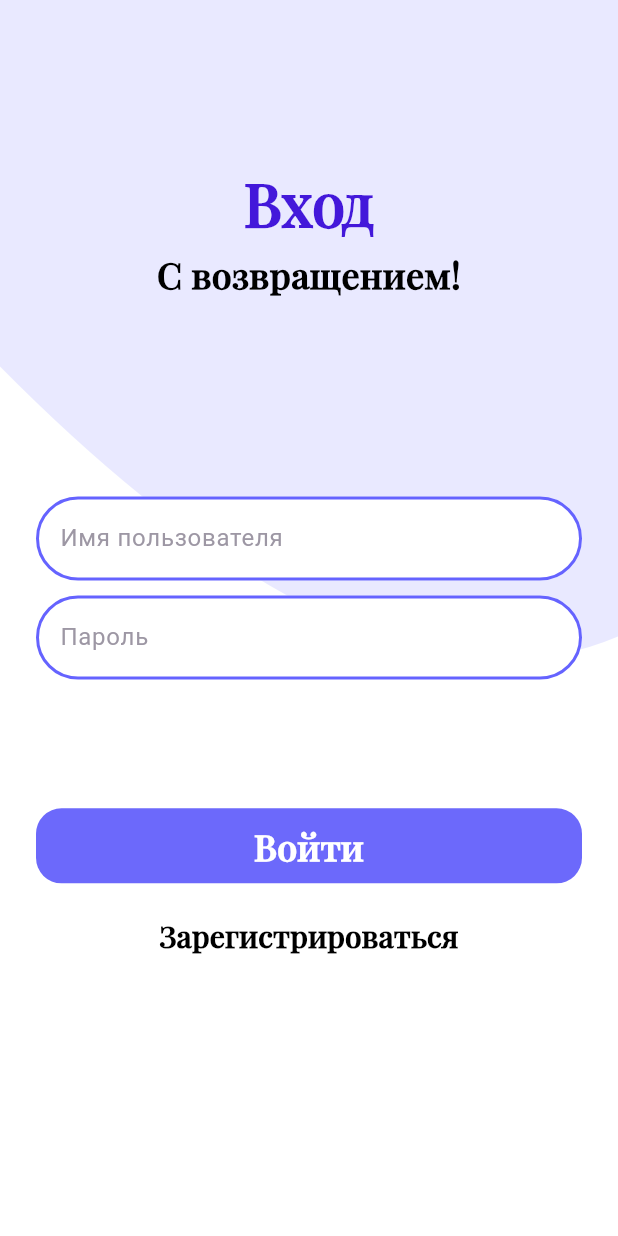
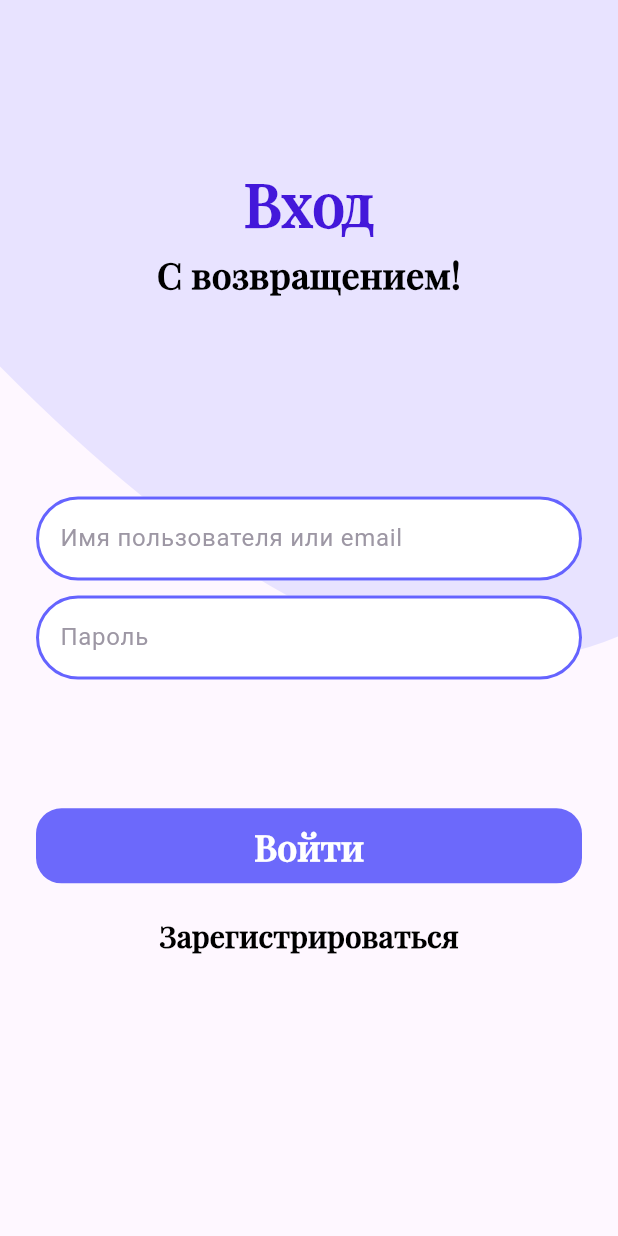
Before and after one commit to mxnmiraii/Vkatun, a Flutter app: the screen it shows after launch, after a tap on "Войти", on a phone screen of 412 x 824 dp. Run offline on Flutter 3.47's test engine with Material 3 defaults, Android fonts, the phone set to English and light mode, and no system bars; our stand-ins replace file_picker, flutter_svg, mask_text_input_formatter, shared_preferences; project files that could hold a hidden picture were left out.

```diff
--- a/frontend/lib/main.dart
+++ b/frontend/lib/main.dart
@@ -1,14 +1,34 @@
+import 'dart:io';
+
 import 'package:flutter/material.dart';
 import 'package:provider/provider.dart';
+import 'package:shared_preferences/shared_preferences.dart';
+import 'package:vkatun/pages/entry_page.dart';
+import 'package:vkatun/pages/register_page.dart';
 import 'package:vkatun/pages/start_page.dart';
 import 'api_service.dart';
 import 'pages/resumes_page.dart';
 
-void main() {
+Future<void> main() async {
+  WidgetsFlutterBinding.ensureInitialized();
+  final prefs = await SharedPreferences.getInstance();
+
+  // Гостевой токен или токен пользователя
+  final authToken = prefs.getString('user_token') ?? 'guest_token';
+  // 1. Сначала настраиваем HTTP-клиент
+  HttpOverrides.global = HttpOverridesForTesting();
+
+  // 2. Потом запускаем приложение
   runApp(
     Provider(
-      create: (context) => ApiService(), // или с токеном, если есть
-      child: MyApp(),
+      create: (_) => ApiService(authToken: authToken, prefs: prefs),
+      child: MaterialApp(
+        home: authToken != 'guest_token' ? ResumesPage() : StartPage(),
+        routes: {
+          '/login': (_) => EntryPage(),
+          '/register': (_) => RegisterPage(),
+        },
+      ),
     ),
   );
 }
@@ -33,3 +53,15 @@ class MyApp extends StatelessWidget {
   }
 
 }
+
+class HttpOverridesForTesting extends HttpOverrides {
+  @override
+  HttpClient createHttpClient(SecurityContext? context) {
+    final HttpClient client = super.createHttpClient(context)
+      ..badCertificateCallback = (X509Certificate cert, String host, int port) => true;
+
+    // Правильные параметры таймаута
+    client.connectionTimeout = const Duration(seconds: 15);
+    return client;
+  }
+}
--- a/frontend/lib/pages/entry_page.dart
+++ b/frontend/lib/pages/entry_page.dart
@@ -1,11 +1,10 @@
 import 'package:flutter/material.dart';
+import 'package:provider/provider.dart';
+import 'package:vkatun/api_service.dart';
 import 'package:vkatun/pages/register_page.dart';
 import 'package:vkatun/pages/resumes_page.dart';
-import 'package:vkatun/pages/start_page.dart';
-
 import '../design/colors.dart';
 import '../design/dimensions.dart';
-import '../design/images.dart';
 
 class EntryPage extends StatefulWidget {
   const EntryPage({super.key});
@@ -18,32 +17,50 @@ class _EntryPageState extends State<EntryPage> {
   final TextEditingController _loginController = TextEditingController();
   final TextEditingController _passwordController = TextEditingController();
 
+  bool _isLoading = false;
+  String _errorMessage = '';
+
   @override
   void dispose() {
-    // очистка после закрытия страницы (обязательно!)
     _loginController.dispose();
     _passwordController.dispose();
     super.dispose();
   }
 
-  @override
-  Widget build(BuildContext context) {
-    void _handleLogin() {
-      final login = _loginController.text;
-      final password = _passwordController.text;
+  Future<void> _handleLogin() async {
+    if (_loginController.text.isEmpty || _passwordController.text.isEmpty) {
+      setState(() => _errorMessage = 'Заполните все поля');
+      return;
+    }
+
+    setState(() {
+      _isLoading = true;
+      _errorMessage = '';
+    });
+
+    try {
+      final apiService = Provider.of<ApiService>(context, listen: false);
+      await apiService.login(
+        emailOrPhone: _loginController.text,
+        password: _passwordController.text,
+      );
 
       Navigator.pushReplacement(
         context,
         MaterialPageRoute(builder: (context) => ResumesPage()),
       );
-
-      // реализация авторизации
+    } catch (e) {
+      setState(() => _errorMessage = 'Ошибка входа: $e');
+    } finally {
+      setState(() => _isLoading = false);
+    }
   }
 
+  @override
+  Widget build(BuildContext context) {
     final _textStyle = TextStyle(
       color: midnightPurple,
       fontFamily: 'Playfair',
-      // letterSpacing: -1.1,
       height: 1.5,
     );
 
@@ -59,7 +76,7 @@ class _EntryPageState extends State<EntryPage> {
         borderRadius: BorderRadius.circular(30),
         borderSide: BorderSide(width: 2, color: vividPeriwinkleBlue),
       ),
-      border: OutlineInputBorder( // Общее fallback-значение
+      border: OutlineInputBorder(
         borderRadius: BorderRadius.circular(30),
         borderSide: BorderSide(width: 2, color: vividPeriwinkleBlue),
       ),
@@ -71,18 +88,18 @@ class _EntryPageState extends State<EntryPage> {
 
     return Scaffold(
       resizeToAvoidBottomInset: false,
-
       body: Stack(
         children: [
           ClipPath(
             clipper: BottomCurveClipper(),
             child: Container(
-              height: backgroundHeight, // Высота изогнутого фона
-              color: backgroundColorWater, // Цвет фона (как на твоем макете)
+              height: backgroundHeight,
+              color: backgroundColorWater,
             ),
           ),
 
-          SafeArea(child: Column(
+          SafeArea(
+            child: Column(
               children: [
                 Expanded(
                   flex: 4,
@@ -90,7 +107,7 @@ class _EntryPageState extends State<EntryPage> {
                     child: Column(
                       mainAxisAlignment: MainAxisAlignment.center,
                       children: [
-                      SizedBox(height: 20,),
+                        const SizedBox(height: 20),
                         Text(
                           'Вход',
                           style: _textStyle.copyWith(
@@ -100,7 +117,6 @@ class _EntryPageState extends State<EntryPage> {
                           ),
                           textAlign: TextAlign.center,
                         ),
-
                         Text(
                           'С возвращением!',
                           style: _textStyle.copyWith(
@@ -124,25 +140,32 @@ class _EntryPageState extends State<EntryPage> {
                       children: [
                         TextField(
                           controller: _loginController,
-                        textAlign: TextAlign.start,
                           decoration: _inputDecoration.copyWith(
-                          labelText: 'Имя пользователя',
+                            labelText: 'Имя пользователя или email',
                           ),
                         ),
-
                         const SizedBox(height: 10),
-
                         TextField(
                           controller: _passwordController,
                           obscureText: true,
-                        decoration: _inputDecoration.copyWith(labelText: 'Пароль'),
+                          decoration: _inputDecoration.copyWith(
+                            labelText: 'Пароль',
+                          ),
+                        ),
+                        if (_errorMessage.isNotEmpty)
+                          Padding(
+                            padding: const EdgeInsets.only(top: 10),
+                            child: Text(
+                              _errorMessage,
+                              style: const TextStyle(color: Colors.red),
+                            ),
                           ),
                       ],
                     ),
                   ),
                 ),
 
-              SizedBox(height: 40,),
+                const SizedBox(height: 40),
 
                 Expanded(
                   flex: 4,
@@ -152,10 +175,9 @@ class _EntryPageState extends State<EntryPage> {
                         horizontal: buttonPaddingHorizontal,
                       ),
                       child: Column(
-                      // mainAxisAlignment: MainAxisAlignment.center,
                         children: [
                           ElevatedButton(
-                          onPressed: _handleLogin,
+                            onPressed: _isLoading ? null : _handleLogin,
                             style: ElevatedButton.styleFrom(
                               backgroundColor: mediumSlateBlue,
                               shape: RoundedRectangleBorder(
@@ -164,21 +186,24 @@ class _EntryPageState extends State<EntryPage> {
                               minimumSize: const Size(double.infinity, 50),
                               elevation: 0,
                             ),
-                          child: Text(
+                            child: _isLoading
+                                ? const CircularProgressIndicator(color: Colors.white)
+                                : Text(
                               'Войти',
                               style: _textStyle.copyWith(
                                 fontSize: 24,
                                 fontWeight: FontWeight.w700,
                                 color: Colors.white,
                               ),
-                            textAlign: TextAlign.center,
                             ),
                           ),
 
-                        SizedBox(height: 10),
+                          const SizedBox(height: 10),
 
                           ElevatedButton(
-                          onPressed: () {
+                            onPressed: _isLoading
+                                ? null
+                                : () {
                               Navigator.pushReplacement(
                                 context,
                                 MaterialPageRoute(builder: (context) => RegisterPage()),
@@ -199,7 +224,6 @@ class _EntryPageState extends State<EntryPage> {
                                 fontWeight: FontWeight.w700,
                                 color: Colors.black,
                               ),
-                            textAlign: TextAlign.center,
                             ),
                           ),
                         ],
@@ -208,9 +232,10 @@ class _EntryPageState extends State<EntryPage> {
                   ),
                 ),
               ],
-          ))
+            ),
+          ),
         ],
-      )
+      ),
     );
   }
 }
@@ -220,12 +245,10 @@ class BottomCurveClipper extends CustomClipper<Path> {
   Path getClip(Size size) {
     final path = Path();
     path.lineTo(0, size.height - 250);
-
     path.quadraticBezierTo(
       size.width * 0.6, size.height,
       size.width, size.height - 70,
     );
-
     path.lineTo(size.width, 0);
     path.close();
     return path;
--- a/frontend/pubspec.yaml
+++ b/frontend/pubspec.yaml
@@ -34,6 +34,8 @@ dependencies:
   file_picker: ^10.1.0
   mask_text_input_formatter: ^2.4.0
   provider: ^6.1.5
+  shared_preferences: ^2.5.3
+  http_parser: ^4.0.2
 
   # The following adds the Cupertino Icons font to your application.
   # Use with the CupertinoIcons class for iOS style icons.
```
Also changed, not shown: frontend/lib/account/account_page.dart (+29 -7 lines), frontend/lib/api_service.dart (+183 -135 lines), frontend/lib/pages/register_page.dart (+54 -31 lines), frontend/pubspec.lock, 1 other file. Lines whose indentation alone changed are shown as unchanged.
